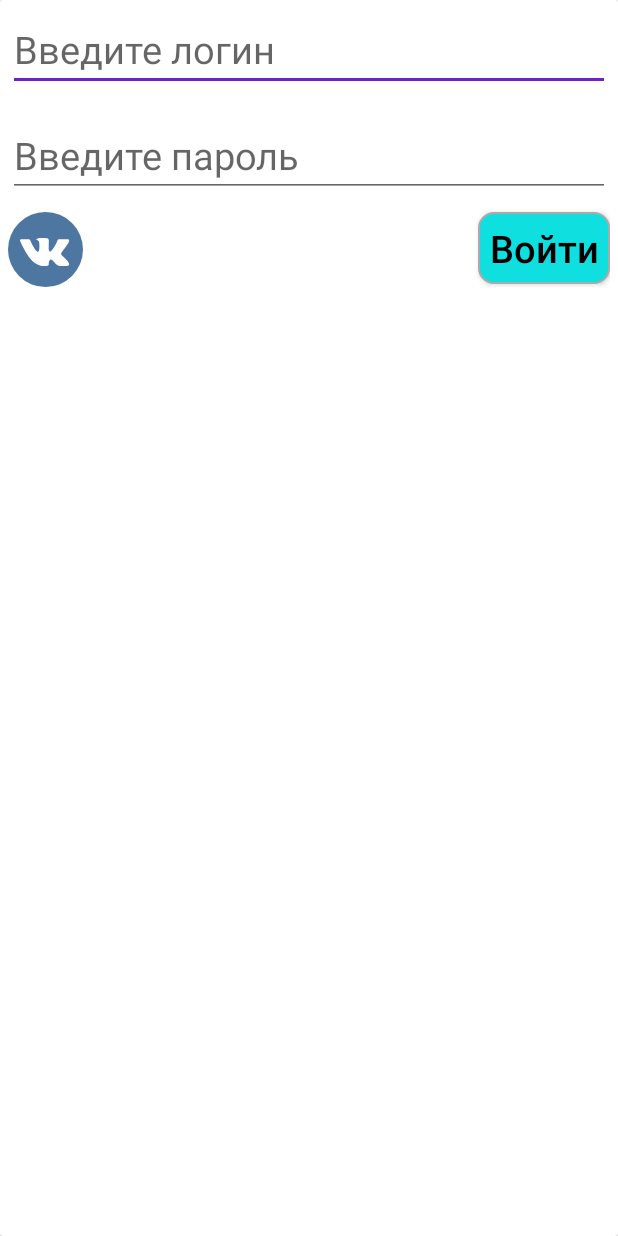
After one commit to NewUserKK/vk-2019-volunteers, an Android app: the layout fragment_authorization.xml on its own in the app's theme, with its tools: preview values and no code run, on a phone screen of 412 x 824 dp. The commit adds this screen. Run offline under Robolectric (Android 15) with nearby library versions, the phone set to English and light mode, and no system bars.

Commit message:
Authorization layout

```diff
--- /dev/null
+++ b/Android/app/src/main/res/drawable/authorization_enter_button.xml
@@ -0,0 +1,10 @@
+<?xml version="1.0" encoding="utf-8"?>
+<selector xmlns:android="http://schemas.android.com/apk/res/android">
+    <item>
+        <shape>
+            <corners android:radius="10dp" />
+            <stroke android:width="1dip" android:color="@android:color/darker_gray"/>
+            <solid android:color="#10DFDF" />
+        </shape>
+    </item>
+</selector>
--- /dev/null
+++ b/Android/app/src/main/res/drawable/ic_vk.xml
@@ -0,0 +1,5 @@
+<vector android:height="50dp" android:viewportHeight="112.196"
+    android:viewportWidth="112.196" android:width="50dp" xmlns:android="http://schemas.android.com/apk/res/android">
+    <path android:fillColor="#4D76A1" android:pathData="M56.098,56.098m-56.098,0a56.098,56.098 0,1 1,112.196 0a56.098,56.098 0,1 1,-112.196 0"/>
+    <path android:fillColor="#FFFFFF" android:fillType="evenOdd" android:pathData="M53.979,80.702h4.403c0,0 1.33,-0.146 2.009,-0.878c0.625,-0.672 0.605,-1.934 0.605,-1.934s-0.086,-5.908 2.656,-6.778c2.703,-0.857 6.174,5.71 9.853,8.235c2.782,1.911 4.896,1.492 4.896,1.492l9.837,-0.137c0,0 5.146,-0.317 2.706,-4.363c-0.2,-0.331 -1.421,-2.993 -7.314,-8.463c-6.168,-5.725 -5.342,-4.799 2.088,-14.702c4.525,-6.031 6.334,-9.713 5.769,-11.29c-0.539,-1.502 -3.867,-1.105 -3.867,-1.105l-11.076,0.069c0,0 -0.821,-0.112 -1.43,0.252c-0.595,0.357 -0.978,1.189 -0.978,1.189s-1.753,4.667 -4.091,8.636c-4.932,8.375 -6.904,8.817 -7.71,8.297c-1.875,-1.212 -1.407,-4.869 -1.407,-7.467c0,-8.116 1.231,-11.5 -2.397,-12.376c-1.204,-0.291 -2.09,-0.483 -5.169,-0.514c-3.952,-0.041 -7.297,0.012 -9.191,0.94c-1.26,0.617 -2.232,1.992 -1.64,2.071c0.732,0.098 2.39,0.447 3.269,1.644c1.135,1.544 1.095,5.012 1.095,5.012s0.652,9.554 -1.523,10.741c-1.493,0.814 -3.541,-0.848 -7.938,-8.446c-2.253,-3.892 -3.954,-8.194 -3.954,-8.194s-0.328,-0.804 -0.913,-1.234c-0.71,-0.521 -1.702,-0.687 -1.702,-0.687l-10.525,0.069c0,0 -1.58,0.044 -2.16,0.731c-0.516,0.611 -0.041,1.875 -0.041,1.875s8.24,19.278 17.57,28.993C44.264,81.287 53.979,80.702 53.979,80.702L53.979,80.702z"/>
+</vector>
--- /dev/null
+++ b/Android/app/src/main/res/layout/fragment_authorization.xml
@@ -0,0 +1,81 @@
+<?xml version="1.0" encoding="utf-8"?>
+<androidx.cardview.widget.CardView xmlns:android="http://schemas.android.com/apk/res/android"
+    xmlns:app="http://schemas.android.com/apk/res-auto"
+    android:layout_width="match_parent"
+    android:layout_height="match_parent">
+
+    <!--    <TextView-->
+    <!--        android:id="@+id/authorization_title"-->
+    <!--        android:layout_width="match_parent"-->
+    <!--        android:layout_height="wrap_content"-->
+    <!--        app:layout_constraintTop_toTopOf="parent"-->
+    <!--        app:layout_constraintStart_toStartOf="parent"-->
+    <!--        app:layout_constraintEnd_toEndOf="parent"-->
+    <!--        android:gravity="center_horizontal"-->
+    <!--        android:textSize="35sp"-->
+    <!--        android:text="@string/authorization_title" />-->
+
+    <androidx.constraintlayout.widget.ConstraintLayout
+        android:layout_width="match_parent"
+        android:layout_height="wrap_content"
+        android:padding="5dp">
+
+        <EditText
+            android:id="@+id/authorization_request_login"
+            android:layout_width="match_parent"
+            android:layout_height="wrap_content"
+            android:hint="@string/edit_login"
+            android:textSize="25sp"
+            app:layout_constraintEnd_toEndOf="parent"
+            app:layout_constraintStart_toStartOf="parent"
+            app:layout_constraintTop_toTopOf="parent" />
+
+        <EditText
+            android:id="@+id/authorization_request_password"
+            android:layout_width="match_parent"
+            android:layout_height="wrap_content"
+            android:layout_marginTop="15dp"
+            android:hint="@string/edit_password"
+            android:textSize="25sp"
+            app:layout_constraintEnd_toEndOf="parent"
+            app:layout_constraintStart_toStartOf="parent"
+            app:layout_constraintTop_toBottomOf="@id/authorization_request_login" />
+
+        <!--        <TextView-->
+        <!--            android:id="@+id/authorization_social_networks"-->
+        <!--            android:layout_width="wrap_content"-->
+        <!--            android:layout_height="wrap_content"-->
+        <!--            app:layout_constraintTop_toBottomOf="@id/authorization_request_password"-->
+        <!--            app:layout_constraintStart_toStartOf="parent"-->
+        <!--            android:layout_marginTop="15dp"-->
+        <!--            android:padding="1dp"-->
+        <!--            android:textSize="15sp"-->
+        <!--            android:text="@string/authorization_social_networks_suggest"-->
+
+        <ImageView
+            android:id="@+id/authorization_vk"
+            android:layout_width="wrap_content"
+            android:layout_height="wrap_content"
+            android:layout_marginTop="10dp"
+            android:src="@drawable/ic_vk"
+            app:layout_constraintEnd_toStartOf="@+id/authorization_enter"
+            app:layout_constraintHorizontal_chainStyle="spread_inside"
+            app:layout_constraintStart_toStartOf="parent"
+            app:layout_constraintTop_toBottomOf="@id/authorization_request_password" />
+
+        <Button
+            android:id="@+id/authorization_enter"
+            android:layout_width="wrap_content"
+            android:layout_height="wrap_content"
+            android:layout_marginTop="10dp"
+            android:background="@drawable/authorization_enter_button"
+            android:text="@string/authorization_enter"
+            android:textAllCaps="false"
+            android:textSize="25sp"
+            app:layout_constraintEnd_toEndOf="parent"
+            app:layout_constraintStart_toEndOf="@id/authorization_vk"
+            app:layout_constraintTop_toBottomOf="@id/authorization_request_password" />
+
+    </androidx.constraintlayout.widget.ConstraintLayout>
+
+</androidx.cardview.widget.CardView>
--- a/Android/app/src/main/res/values/strings.xml
+++ b/Android/app/src/main/res/values/strings.xml
@@ -38,6 +38,11 @@
     <string name="location">Локация:</string>
     <string name="date">Дата:</string>
     <string name="description">Описание:</string>
+    <string name="authorization_title">Войти в приложение</string>
+    <string name="edit_login">Введите логин</string>
+    <string name="edit_password">Введите пароль</string>
+    <string name="authorization_social_networks_suggest">Авторизоваться через\n социальные сети:</string>
+    <string name="authorization_enter">Войти</string>
 
     <plurals name="numberOfMembers">
         <item quantity="one">%d участник</item>
```
